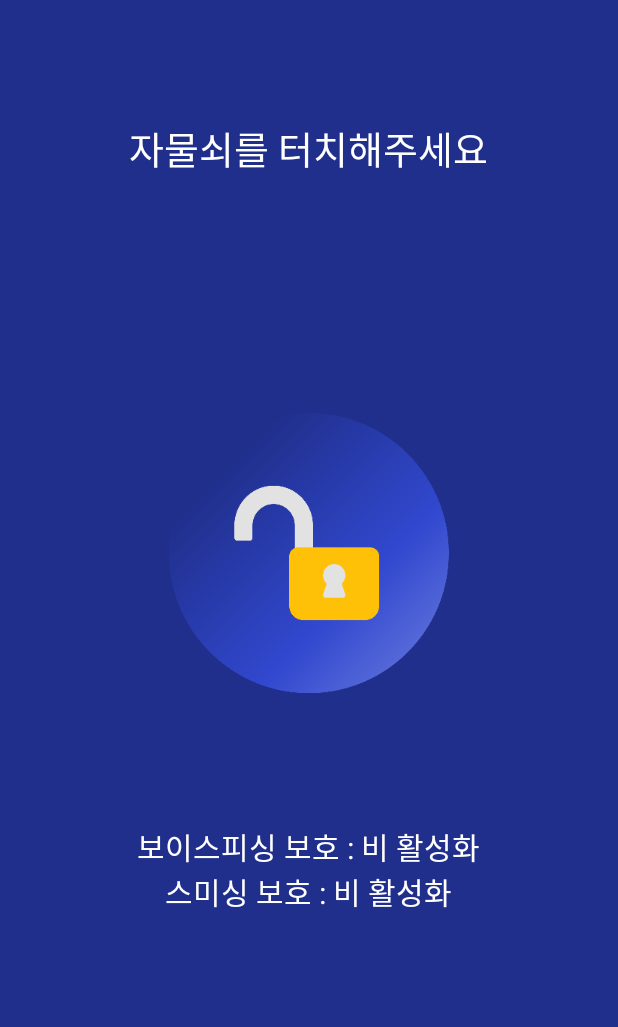
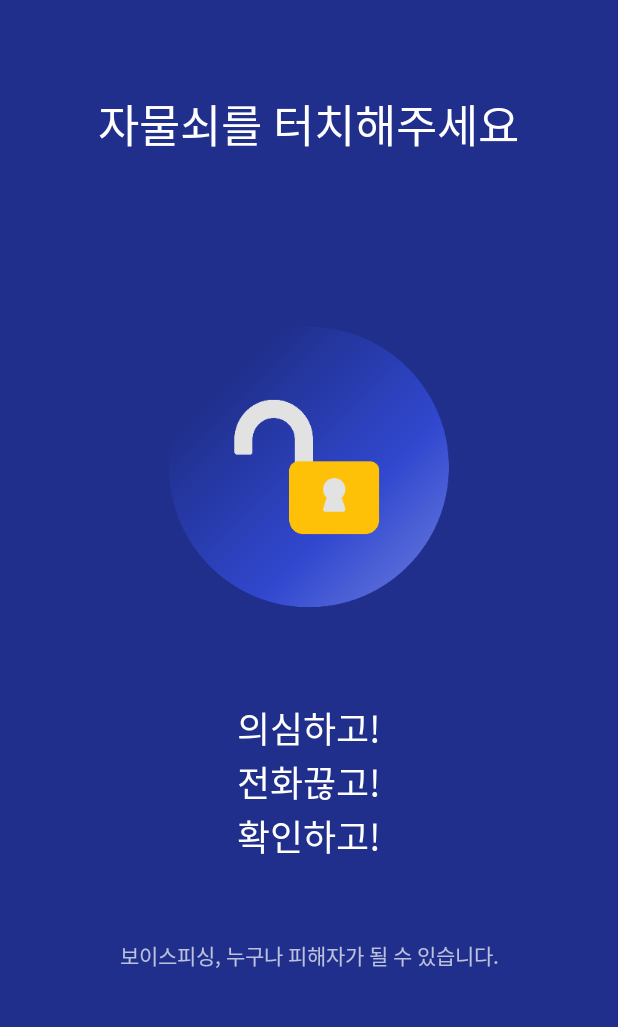
Before and after one commit to yanJuicy/POLVOSS, an Android app: the DesignActivity screen opened directly, with no data from a screen before it, on a phone screen of 412 x 824 dp, the part 60-1087 px from its top. Run offline under Robolectric (Android 15) with nearby library versions, the phone set to English and light mode, and no system bars; libraries missing offline, so code that uses them is left out: com.pedro.library; 1 statement that could not run was skipped.

Commit message:
- 잠금화면 보이스피싱, 스미싱 보호 문구 변경

```diff
--- a/app/src/main/java/com/example/ringtest/DesignActivity.java
+++ b/app/src/main/java/com/example/ringtest/DesignActivity.java
@@ -49,10 +49,11 @@ public class DesignActivity extends AppCompatActivity implements AutoPermissions
 
         // id 매핑
         textState = findViewById(R.id.textState);
-        voiceState = findViewById(R.id.textVoiceFishingState);
-        smsState = findViewById(R.id.textSmishingState);
+        //voiceState = findViewById(R.id.textVoiceFishingState);
+        //smsState = findViewById(R.id.textSmishingState);
+        settingButton = findViewById(R.id.settingButton);
         powerButton = findViewById(R.id.powerBtn);
-        settingButton = findViewById(R.id.settingButton);
+
 
         // DB에서 파워 버튼 설정 값 확인
         sf = getSharedPreferences("settingFile", MODE_PRIVATE);
@@ -60,12 +61,12 @@ public class DesignActivity extends AppCompatActivity implements AutoPermissions
         powerOn = sf.getBoolean("power", false);
         if (powerOn) {
             powerButton.setImageResource(R.mipmap.lock3);
-            voiceState.setText("활성화");
-            smsState.setText("활성화");
+//            voiceState.setText("활성화");
+//            smsState.setText("활성화");
         } else {
             powerButton.setImageResource(R.mipmap.unlock3);
-            voiceState.setText("비 활성화");
-            smsState.setText("비 활성화");
+//            voiceState.setText("비 활성화");
+//            smsState.setText("비 활성화");
         }
 
         // 파워 버튼 클릭 이벤트
@@ -129,15 +130,15 @@ public class DesignActivity extends AppCompatActivity implements AutoPermissions
     private void changeUI() { // 파워 버튼 상태값에 따른 UI 변경
         if (powerOn) {
             powerButton.setImageResource(R.mipmap.lock3);
-            Toast.makeText(DesignActivity.this, "서비스 시작", Toast.LENGTH_SHORT).show();
+//            Toast.makeText(DesignActivity.this, "서비스 시작", Toast.LENGTH_SHORT).show();
             textState.setText("안전하게 보호 중입니다.");
-            voiceState.setText("활성화");
-            smsState.setText("활성화");
+//            voiceState.setText("활성화");
+//            smsState.setText("활성화");
         } else {
             powerButton.setImageResource(R.mipmap.unlock3);
             textState.setText("보호 중이 아닙니다.");
-            voiceState.setText("비 활성화");
-            smsState.setText("비 활성화");
+//            voiceState.setText("비 활성화");
+//            smsState.setText("비 활성화");
         }
     }
 
--- a/app/src/main/res/layout/activity_design.xml
+++ b/app/src/main/res/layout/activity_design.xml
@@ -22,9 +22,10 @@
             android:layout_width="wrap_content"
             android:layout_height="wrap_content"
             android:layout_gravity="center"
+            android:fontFamily="@font/app_main_font"
             android:text="자물쇠를 터치해주세요"
             android:textColor="@color/white"
-            android:textSize="25sp" />
+            android:textSize="30sp" />
     </LinearLayout>
 
     <LinearLayout
@@ -49,22 +50,14 @@
         android:orientation="horizontal">
 
         <TextView
-            android:id="@+id/textVoiceFishing"
+            android:id="@+id/text_1"
             android:layout_width="wrap_content"
             android:layout_height="wrap_content"
+            android:fontFamily="@font/app_main_font"
             android:gravity="right|center_vertical"
-            android:text="보이스피싱 보호 : "
+            android:text="의심하고!"
             android:textColor="@color/white"
-            android:textSize="20sp" />
-
-        <TextView
-            android:id="@+id/textVoiceFishingState"
-            android:layout_width="wrap_content"
-            android:layout_height="wrap_content"
-            android:layout_gravity="start|center_vertical"
-            android:text="비활성화"
-            android:textColor="@color/white"
-            android:textSize="20sp" />
+            android:textSize="24sp" />
 
     </LinearLayout>
 
@@ -74,27 +67,71 @@
         android:gravity="center"
         android:orientation="horizontal">
 
+        <!--        <TextView-->
+        <!--            android:id="@+id/textSmishing"-->
+        <!--            android:layout_width="wrap_content"-->
+        <!--            android:layout_height="wrap_content"-->
+        <!--            android:fontFamily="@font/app_main_font"-->
+        <!--            android:text="스미싱 보호 : "-->
+        <!--            android:textColor="@color/white"-->
+        <!--            android:textSize="20sp" />-->
+
+        <!--        <TextView-->
+        <!--            android:id="@+id/textSmishingState"-->
+        <!--            android:layout_width="wrap_content"-->
+        <!--            android:layout_height="wrap_content"-->
+        <!--            android:fontFamily="@font/app_main_font"-->
+        <!--            android:text="비활성화"-->
+        <!--            android:textColor="@color/white"-->
+        <!--            android:textSize="20sp" />-->
+
         <TextView
-            android:id="@+id/textSmishing"
+            android:id="@+id/text_2"
             android:layout_width="wrap_content"
             android:layout_height="wrap_content"
-            android:text="스미싱 보호 : "
+            android:layout_gravity="start|center_vertical"
+            android:fontFamily="@font/app_main_font"
+            android:text="전화끊고!"
             android:textColor="@color/white"
-            android:textSize="20sp" />
+            android:textSize="24sp" />
+
+    </LinearLayout>
+
+    <LinearLayout
+        android:layout_width="match_parent"
+        android:layout_height="wrap_content"
+        android:gravity="center"
+        android:orientation="horizontal" >
 
         <TextView
-            android:id="@+id/textSmishingState"
+            android:id="@+id/text_3"
             android:layout_width="wrap_content"
             android:layout_height="wrap_content"
-            android:text="비활성화"
+            android:layout_gravity="start|center_vertical"
+            android:fontFamily="@font/app_main_font"
+            android:text="확인하고!"
             android:textColor="@color/white"
-            android:textSize="20sp" />
+            android:textSize="24sp" />
+    </LinearLayout>
 
+    <LinearLayout
+        android:layout_width="match_parent"
+        android:layout_height="wrap_content"
+        android:gravity="center"
+        android:orientation="horizontal">
+
+        <TextView
+            android:id="@+id/text_bottom"
+            android:layout_width="match_parent"
+            android:layout_height="63dp"
+            android:layout_marginTop="20sp"
+            android:gravity="center"
+            android:text="보이스피싱, 누구나 피해자가 될 수 있습니다." />
     </LinearLayout>
 
     <Space
         android:layout_width="match_parent"
-        android:layout_height="wrap_content"
+        android:layout_height="0dp"
         android:layout_weight="1" />
 
 
```
